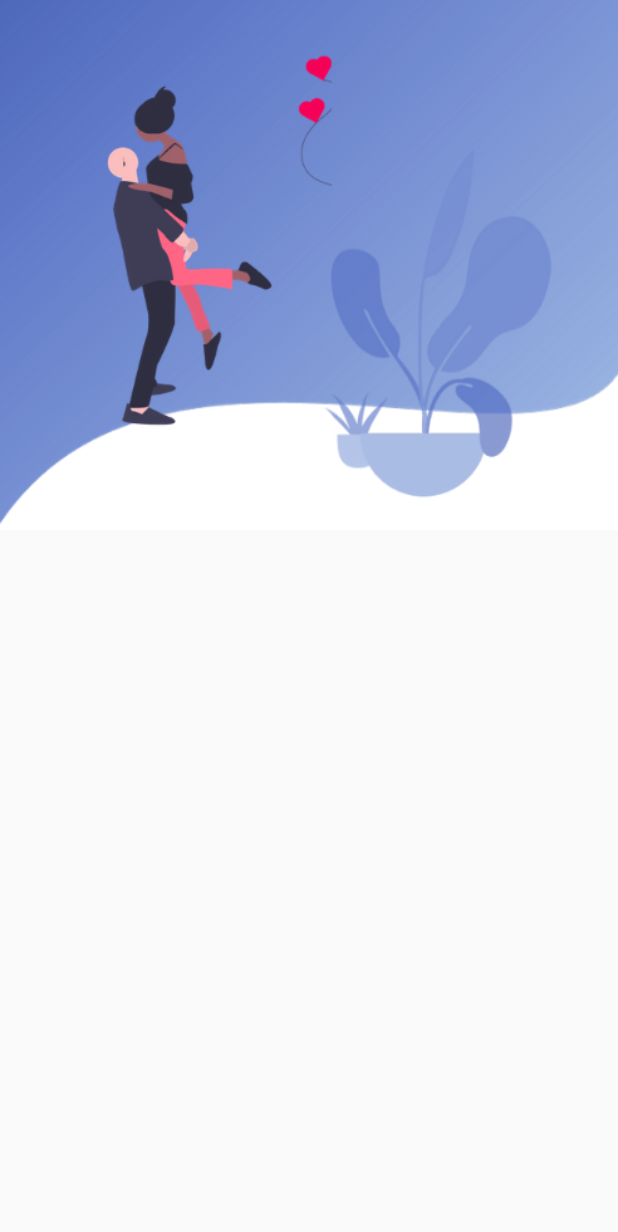
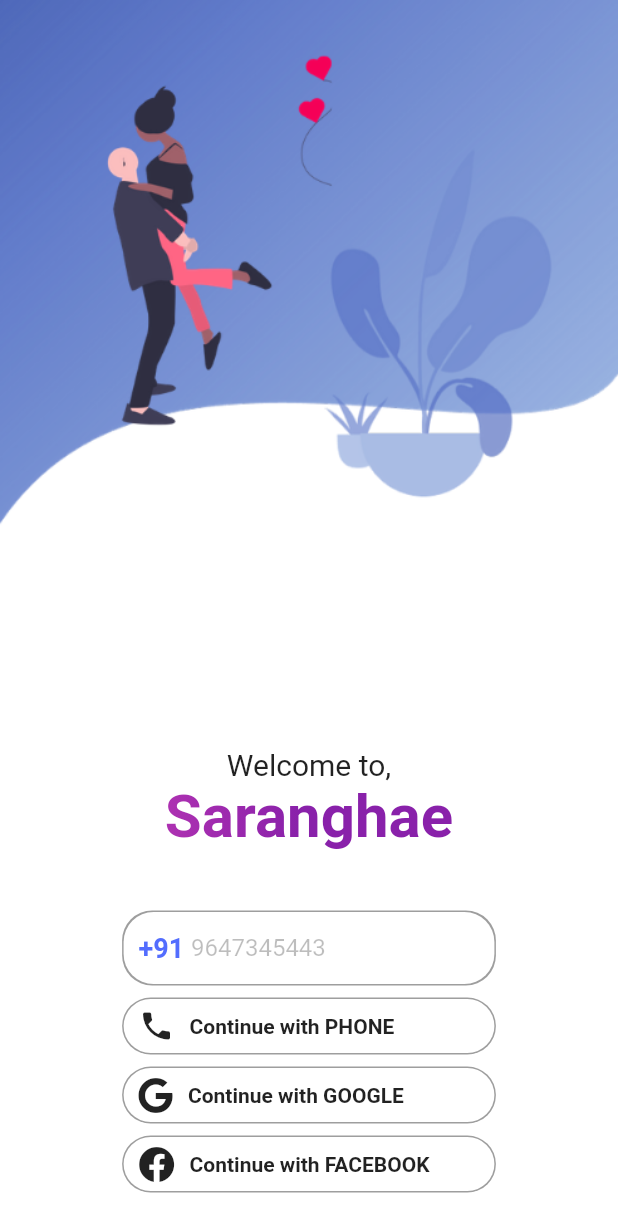
Before and after one commit to sunanda35/saranghae, a Flutter app: the screen it shows after launch, on a phone screen of 412 x 824 dp. Shown: the top 1232 px of the screen. Run offline on Flutter 3.47's test engine with Material 2 defaults, Android fonts, the phone set to English and light mode, and no system bars; our stand-ins replace font_awesome_flutter.

Commit message:
login screen added

```diff
--- a/lib/constant.dart
+++ b/lib/constant.dart
@@ -0,0 +1,3 @@
+import 'package:flutter/material.dart';
+
+const Color kAPP_BG_COLOR = Color(0xFFffffff);
--- a/lib/main.dart
+++ b/lib/main.dart
@@ -1,5 +1,6 @@
 import 'package:flutter/material.dart';
 import 'package:saranghae/pages/login/login_page.dart';
+import 'package:saranghae/pages/login/login_register.dart';
 
 void main() {
   runApp(MyApp());
@@ -14,7 +15,12 @@
       theme: ThemeData(
         primaryColor: Color(0xFFf8f8ff),
       ),
-      home: LogInPage(),
+      initialRoute: 'login',
+      routes: {
+        'login': (context) => LogInPage(),
+        'profileRegister': (context) => LoginProfileRegister(),
+      },
+      // home: LogInPage(),
     );
   }
 }
--- a/lib/pages/login/login_page.dart
+++ b/lib/pages/login/login_page.dart
@@ -1,16 +1,159 @@
 import 'package:flutter/material.dart';
+import 'package:saranghae/constant.dart';
 
-// fudk
+import 'package:font_awesome_flutter/font_awesome_flutter.dart';
+import 'package:saranghae/reusable/login_btn.dart';
+
 class LogInPage extends StatelessWidget {
+  final _phoneController = TextEditingController();
+
+  // @override
+  void dispose() {
+    _phoneController.dispose();
+  }
+
   @override
   Widget build(BuildContext context) {
-    return Scaffold(
-      body: Container(
-        width: MediaQuery.of(context).size.width,
-        // height: 200,
-        child: Image.asset(
-          'assets/background/login_bg_top.png',
-          fit: BoxFit.fitWidth,
+    return SafeArea(
+      child: Scaffold(
+        body: Container(
+          width: MediaQuery.of(context).size.width,
+          height: MediaQuery.of(context).size.height,
+          decoration: BoxDecoration(
+            color: kAPP_BG_COLOR,
+          ),
+          child: Stack(
+            children: [
+              Container(
+                child: Image.asset(
+                  'assets/background/login_bg_top.png',
+                  fit: BoxFit.fitWidth,
+                ),
+              ),
+              GestureDetector(
+                onTap: () {
+                  FocusScope.of(context).unfocus();
+                },
+                child: Container(
+                  decoration: BoxDecoration(color: Colors.transparent),
+                  child: Column(
+                    mainAxisAlignment: MainAxisAlignment.end,
+                    crossAxisAlignment: CrossAxisAlignment.stretch,
+                    children: [
+                      Center(
+                        child: Text(
+                          'Welcome to,',
+                          style: TextStyle(fontSize: 20),
+                        ),
+                      ),
+                      Center(
+                        child: Text(
+                          'Saranghae',
+                          style: TextStyle(
+                            fontSize: 40,
+                            fontWeight: FontWeight.bold,
+                            foreground: Paint()
+                              ..shader = LinearGradient(
+                                colors: <Color>[
+                                  Color(0xffDA44bb),
+                                  Color(0xff8921aa)
+                                ],
+                              ).createShader(
+                                  Rect.fromLTWH(0.0, 0.0, 200.0, 70.0)),
+                          ),
+                        ),
+                      ),
+                      SizedBox(
+                        height: 40,
+                      ),
+                      Center(
+                        child: SingleChildScrollView(
+                          child: Container(
+                            width: MediaQuery.of(context).size.width * 0.6,
+                            padding: EdgeInsets.only(
+                              // top: 6,
+                              // bottom: 6,
+                              left: 10,
+                              right: 10,
+                            ),
+                            decoration: BoxDecoration(
+                              borderRadius: BorderRadius.circular(20),
+                              color: Colors.white,
+                              boxShadow: [
+                                BoxShadow(
+                                    color: Colors.black38, spreadRadius: 1),
+                              ],
+                            ),
+                            child: Row(
+                              mainAxisAlignment: MainAxisAlignment.start,
+                              // crossAxisAlignment: CrossAxisAlignment.center,
+                              children: [
+                                Text(
+                                  '+91 ',
+                                  style: TextStyle(
+                                    color: Colors.indigoAccent,
+                                    fontSize: 18,
+                                    fontWeight: FontWeight.bold,
+                                  ),
+                                ),
+                                Flexible(
+                                  child: TextField(
+                                    controller: _phoneController,
+                                    keyboardType: TextInputType.number,
+                                    cursorColor: Colors.black,
+                                    decoration: InputDecoration(
+                                      hintText: "9647345443",
+                                      counterText: '',
+                                      hintStyle:
+                                          TextStyle(color: Colors.black26),
+                                      border: InputBorder.none,
+                                    ),
+                                  ),
+                                )
+                              ],
+                            ),
+                          ),
+                        ),
+                      ),
+                      SizedBox(
+                        height: 10,
+                      ),
+                      InkWell(
+                        onTap: () {
+                          Navigator.pushNamed(context, 'profileRegister');
+                          // print('+91${_phoneController.text}');
+                        },
+                        child: signInBox(
+                          context,
+                          Icons.phone,
+                          "Continue with PHONE",
+                        ),
+                      ),
+                      SizedBox(
+                        height: 10,
+                      ),
+                      signInBox(
+                        context,
+                        FontAwesomeIcons.google,
+                        "Continue with GOOGLE",
+                      ),
+                      SizedBox(
+                        height: 10,
+                      ),
+                      signInBox(
+                        context,
+                        FontAwesomeIcons.facebook,
+                        "Continue with FACEBOOK",
+                      ),
+                      SizedBox(
+                        height: 30,
+                      ),
+                    ],
+                  ),
+                ),
+              )
+            ],
+          ),
         ),
       ),
     );
--- /dev/null
+++ b/lib/pages/login/login_register.dart
@@ -0,0 +1,20 @@
+import 'package:flutter/material.dart';
+
+class LoginProfileRegister extends StatefulWidget {
+  const LoginProfileRegister({Key? key}) : super(key: key);
+
+  @override
+  _LoginProfileRegisterState createState() => _LoginProfileRegisterState();
+}
+
+class _LoginProfileRegisterState extends State<LoginProfileRegister> {
+  @override
+  Widget build(BuildContext context) {
+    return Scaffold(
+      appBar: AppBar(
+        title: Text('Saranghae'),
+      ),
+      body: Text('Fucker'),
+    );
+  }
+}
--- /dev/null
+++ b/lib/reusable/login_btn.dart
@@ -0,0 +1,42 @@
+import 'package:flutter/material.dart';
+import 'package:font_awesome_flutter/font_awesome_flutter.dart';
+
+Widget signInBox(BuildContext context, IconData iconData, String text) {
+  return Center(
+    child: Container(
+      width: MediaQuery.of(context).size.width * 0.6,
+      padding: EdgeInsets.only(
+        top: 6,
+        bottom: 6,
+        left: 10,
+        right: 10,
+      ),
+      decoration: BoxDecoration(
+        borderRadius: BorderRadius.circular(20),
+        color: Colors.white,
+        boxShadow: [
+          BoxShadow(color: Colors.black38, spreadRadius: 1),
+        ],
+      ),
+      child: Row(
+        mainAxisAlignment: MainAxisAlignment.start,
+        crossAxisAlignment: CrossAxisAlignment.center,
+        children: [
+          FaIcon(
+            iconData,
+            // size: 200,
+          ),
+          SizedBox(
+            width: 10,
+          ),
+          Text(
+            text,
+            style: TextStyle(
+              fontWeight: FontWeight.bold,
+            ),
+          )
+        ],
+      ),
+    ),
+  );
+}
--- a/pubspec.yaml
+++ b/pubspec.yaml
@@ -28,6 +28,7 @@
   # The following adds the Cupertino Icons font to your application.
   # Use with the CupertinoIcons class for iOS style icons.
   cupertino_icons: ^1.0.2
+  font_awesome_flutter: ^9.1.0
 
 dev_dependencies:
   flutter_test:
@@ -47,6 +48,7 @@
   # To add assets to your application, add an assets section, like this:
   assets:
     - assets/background/
+    - assets/logo/
 
   # An image asset can refer to one or more resolution-specific "variants", see
   # https://flutter.dev/assets-and-images/#resolution-aware.
```
Also changed, not shown: assets/logo/google.png (added), assets/logo/google_sign.png (added), pubspec.lock.
